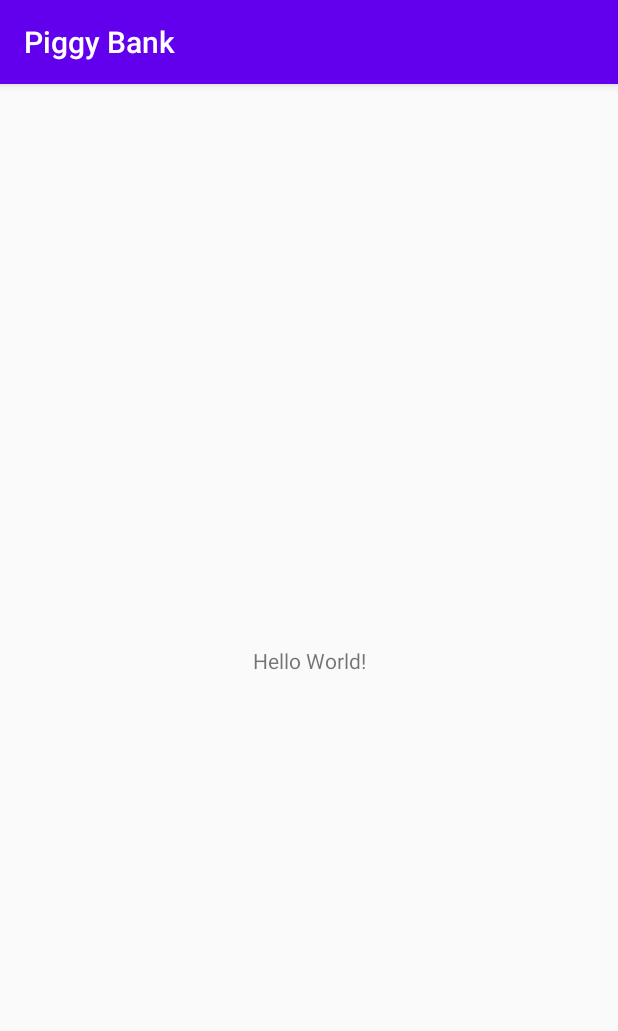
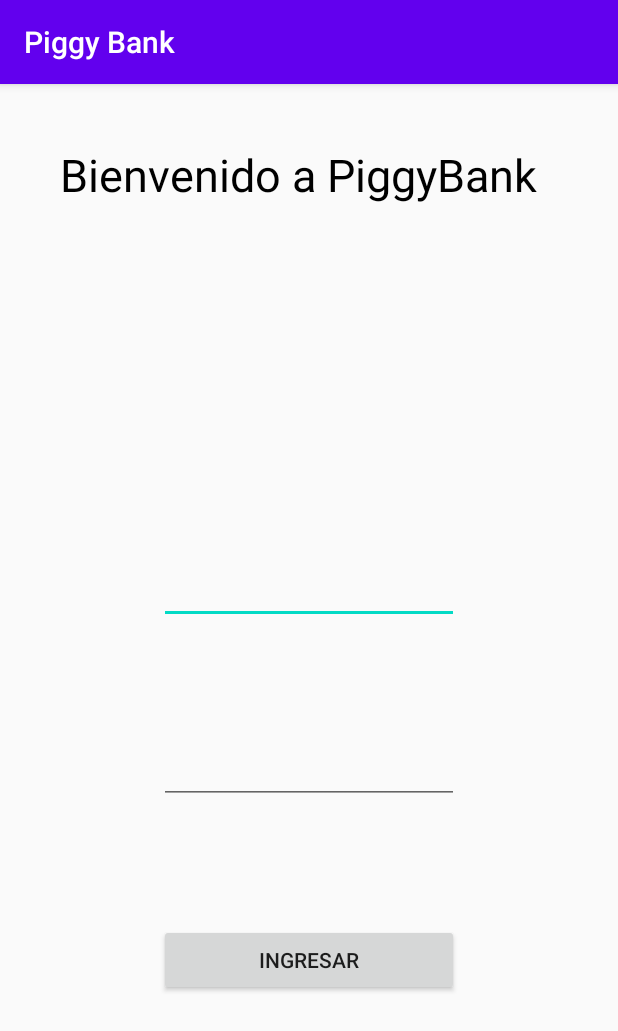
Before and after one commit to cristianareca/PiggyBank, an Android app: the screen it shows after launch (MainActivity), on a phone screen of 412 x 824 dp. Shown: the top 1031 px of the screen. Run offline under Robolectric (Android 15) with nearby library versions, the phone set to English and light mode, and no system bars.

Commit message:
Se realiza la conexión entre la Main activity y el primer fragmento, además de la creación del primer fragmento (fragmento de login), con su correspondiente diseño

```diff
--- a/app/build.gradle
+++ b/app/build.gradle
@@ -26,6 +26,7 @@ dependencies {
     implementation fileTree(dir: "libs", include: ["*.jar"])
     implementation 'androidx.appcompat:appcompat:1.1.0'
     implementation 'androidx.constraintlayout:constraintlayout:1.1.3'
+    implementation 'androidx.legacy:legacy-support-v4:1.0.0'
     testImplementation 'junit:junit:4.12'
     androidTestImplementation 'androidx.test.ext:junit:1.1.1'
     androidTestImplementation 'androidx.test.espresso:espresso-core:3.2.0'
--- /dev/null
+++ b/app/src/main/java/com/example/piggybank/LoginFragment.java
@@ -0,0 +1,48 @@
+package com.example.piggybank;
+
+import android.os.Bundle;
+
+import androidx.annotation.NonNull;
+import androidx.annotation.Nullable;
+import androidx.fragment.app.Fragment;
+
+import android.view.LayoutInflater;
+import android.view.View;
+import android.view.ViewGroup;
+import android.widget.Button;
+
+public class LoginFragment extends Fragment {
+
+    private Button login;
+    public LoginFragment() {
+        // Required empty public constructor
+    }
+
+    public static LoginFragment newInstance() {
+        LoginFragment fragment = new LoginFragment();
+        Bundle args = new Bundle();
+        fragment.setArguments(args);
+        return fragment;
+    }
+
+    @Override
+    public View onCreateView(LayoutInflater inflater, ViewGroup container,
+                             Bundle savedInstanceState) {
+        // Inflate the layout for this fragment
+        return inflater.inflate(R.layout.fragment_login, container, false);
+    }
+
+    @Override
+    public void onViewCreated(@NonNull View view, @Nullable Bundle savedInstanceState) {
+        super.onViewCreated(view, savedInstanceState);
+        login=view.findViewById(R.id.loginbutton);
+        login.setOnClickListener(new View.OnClickListener() {
+            @Override
+            public void onClick(View view) {
+                //Aqui conectan con el segundo fragmento
+                System.out.println("Funciona");
+            }
+        });
+
+    }
+}
--- a/app/src/main/java/com/example/piggybank/MainActivity.java
+++ b/app/src/main/java/com/example/piggybank/MainActivity.java
@@ -1,6 +1,8 @@
 package com.example.piggybank;
 
 import androidx.appcompat.app.AppCompatActivity;
+import androidx.fragment.app.FragmentManager;
+import androidx.fragment.app.FragmentTransaction;
 
 import android.os.Bundle;
 
@@ -10,5 +12,15 @@ public class MainActivity extends AppCompatActivity {
         protected void onCreate(Bundle savedInstanceState) {
             super.onCreate(savedInstanceState);
             setContentView(R.layout.activity_main);
+            loginFragment();
         }
+
+        private void loginFragment(){
+            FragmentManager fragmentManager = getSupportFragmentManager();
+            FragmentTransaction fragmentTransaction= fragmentManager.beginTransaction();
+            fragmentTransaction.replace(R.id.container, LoginFragment.newInstance());
+            fragmentTransaction.commit();
+
         }
+
+}
--- a/app/src/main/res/layout/activity_main.xml
+++ b/app/src/main/res/layout/activity_main.xml
@@ -6,13 +6,11 @@
     android:layout_height="match_parent"
     tools:context=".MainActivity">
 
-    <TextView
-        android:layout_width="wrap_content"
-        android:layout_height="wrap_content"
-        android:text="Hello World!"
-        app:layout_constraintBottom_toBottomOf="parent"
-        app:layout_constraintLeft_toLeftOf="parent"
-        app:layout_constraintRight_toRightOf="parent"
-        app:layout_constraintTop_toTopOf="parent" />
+    <FrameLayout
+        android:id="@+id/container"
+        android:layout_width="match_parent"
+        android:layout_height="match_parent">
+    </FrameLayout>
+
 
 </androidx.constraintlayout.widget.ConstraintLayout>
--- /dev/null
+++ b/app/src/main/res/layout/fragment_login.xml
@@ -0,0 +1,47 @@
+<?xml version="1.0" encoding="utf-8"?>
+<FrameLayout xmlns:android="http://schemas.android.com/apk/res/android"
+    xmlns:tools="http://schemas.android.com/tools"
+    android:layout_width="match_parent"
+    android:layout_height="match_parent"
+    tools:context=".LoginFragment">
+
+    <!-- TODO: Update blank fragment layout -->
+    <TextView
+        android:layout_width="wrap_content"
+        android:layout_height="wrap_content"
+        android:layout_marginTop="40dp"
+        android:layout_marginHorizontal="40dp"
+        android:text="@string/LoginTitle"
+        android:textAlignment="center"
+        android:textColor="#000000"
+        android:textSize="30sp" />
+    <EditText
+        android:layout_width="wrap_content"
+        android:layout_height="wrap_content"
+        android:width="200dp"
+        android:height="40dp"
+        android:layout_marginTop="320dp"
+        android:layout_gravity="center_horizontal"
+        />
+    <EditText
+        android:layout_width="wrap_content"
+        android:layout_height="wrap_content"
+        android:width="200dp"
+        android:height="40dp"
+        android:layout_marginTop="440dp"
+        android:layout_gravity="center_horizontal"
+        />
+
+    <Button
+        android:id="@+id/loginbutton"
+        android:layout_width="wrap_content"
+        android:layout_height="wrap_content"
+        android:width="200dp"
+        android:height="40dp"
+        android:layout_marginTop="560dp"
+        android:layout_gravity="center_horizontal"
+        android:text="@string/Login"
+        />
+
+
+</FrameLayout>
--- a/app/src/main/res/values/strings.xml
+++ b/app/src/main/res/values/strings.xml
@@ -1,3 +1,7 @@
 <resources>
     <string name="app_name">Piggy Bank</string>
+    <!-- TODO: Remove or change this placeholder text -->
+    <string name="hello_blank_fragment">Hello blank fragment</string>
+    <string name="LoginTitle">Bienvenido a PiggyBank</string>
+    <string name="Login">Ingresar</string>
 </resources>
```
Lines whose indentation alone changed are shown as unchanged.
